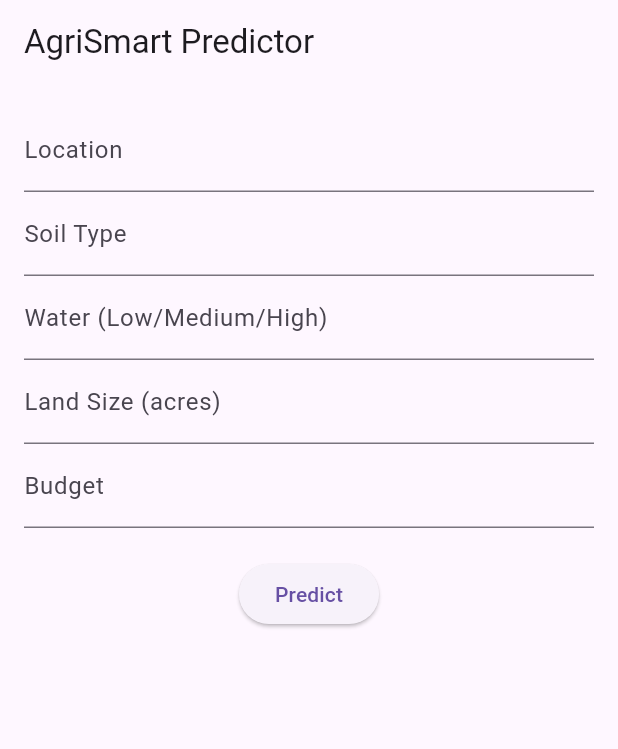
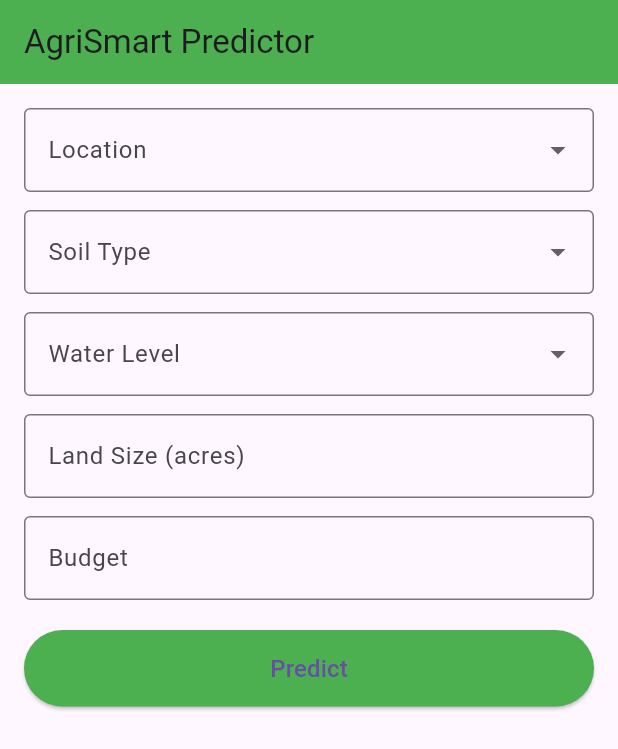
Before and after one commit to vinayhs-7865/AgriSmart-Backend, a Flutter app: the screen it shows after launch, on a phone screen of 412 x 824 dp. Shown: the top 749 px of the screen. Run offline on Flutter 3.47's test engine with Material 3 defaults, Android fonts, the phone set to English and light mode, and no system bars.

Commit message:
Production update: validation, CORS, safe prediction logic

```diff
--- a/agrismart_mobile/lib/main.dart
+++ b/agrismart_mobile/lib/main.dart
@@ -26,31 +26,77 @@ class PredictScreen extends StatefulWidget {
 }
 
 class _PredictScreenState extends State<PredictScreen> {
-  final locationController = TextEditingController();
-  final soilController = TextEditingController();
-  final waterController = TextEditingController();
   final landController = TextEditingController();
   final budgetController = TextEditingController();
+
+  String? selectedLocation;
+  String? selectedSoil;
+  String? selectedWater;
 
   Map<String, dynamic>? result;
   bool isLoading = false;
 
+  // ✅ 31 Karnataka Districts
+  final List<String> districts = [
+    "Bagalkot","Ballari","Belagavi","Bengaluru Rural","Bengaluru Urban",
+    "Bidar","Chamarajanagar","Chikkaballapur","Chikkamagaluru","Chitradurga",
+    "Dakshina Kannada","Davanagere","Dharwad","Gadag","Hassan",
+    "Haveri","Kalaburagi","Kodagu","Kolar","Koppal",
+    "Mandya","Mysuru","Raichur","Ramanagara","Shivamogga",
+    "Tumakuru","Udupi","Uttara Kannada","Vijayapura","Yadgir",
+    "Vijayanagara"
+  ];
+
+  final List<String> soilTypes = [
+    "Red Soil",
+    "Black Soil",
+    "Coastal Alluvial Soil"
+  ];
+
+  final List<String> waterLevels = [
+    "Low",
+    "Moderate",
+    "High"
+  ];
+
   Future<void> predict() async {
+    if (selectedLocation == null ||
+        selectedSoil == null ||
+        selectedWater == null ||
+        landController.text.isEmpty ||
+        budgetController.text.isEmpty) {
+      ScaffoldMessenger.of(context).showSnackBar(
+        const SnackBar(content: Text("Please fill all fields")),
+      );
+      return;
+    }
+
     setState(() {
       isLoading = true;
       result = null;
     });
+
+    final land = double.tryParse(landController.text);
+    final budget = double.tryParse(budgetController.text);
+
+    if (land == null || budget == null) {
+      ScaffoldMessenger.of(context).showSnackBar(
+        const SnackBar(content: Text("Enter valid numeric values")),
+      );
+      setState(() => isLoading = false);
+      return;
+    }
 
     final url = Uri.parse(
       "https://agrismart-backend-pmdp.onrender.com/predict",
     );
 
     final requestData = {
-      "location": locationController.text,
-      "soil_type": soilController.text,
-      "water": waterController.text,
-      "land_size": double.parse(landController.text),
-      "budget": double.parse(budgetController.text),
+      "location": selectedLocation,
+      "soil_type": selectedSoil,
+      "water": selectedWater,
+      "land_size": land,
+      "budget": budget,
     };
 
     try {
@@ -86,56 +132,64 @@ class _PredictScreenState extends State<PredictScreen> {
     if (result == null) return const SizedBox();
 
     if (result!.containsKey("error")) {
-      return Text(
-        result!["error"],
-        style: const TextStyle(color: Colors.red, fontSize: 16),
+      return Padding(
+        padding: const EdgeInsets.only(top: 20),
+        child: Text(
+          result!["error"],
+          style: const TextStyle(color: Colors.red, fontSize: 16),
+        ),
+      );
+    }
+
+    if (result!.containsKey("message")) {
+      return Padding(
+        padding: const EdgeInsets.only(top: 20),
+        child: Text(
+          result!["message"],
+          style: const TextStyle(color: Colors.orange, fontSize: 16),
+        ),
       );
     }
 
     return Card(
-      elevation: 4,
+      elevation: 6,
       margin: const EdgeInsets.only(top: 20),
+      shape: RoundedRectangleBorder(
+        borderRadius: BorderRadius.circular(16),
+      ),
       child: Padding(
         padding: const EdgeInsets.all(16),
         child: Column(
           crossAxisAlignment: CrossAxisAlignment.start,
           children: [
             const Text(
-              "Prediction Result",
+              "🌾 Prediction Result",
               style: TextStyle(fontSize: 18, fontWeight: FontWeight.bold),
             ),
-            const SizedBox(height: 10),
+            const SizedBox(height: 12),
 
+            Text("Crop: ${result!["prediction"]["recommended_crop"]}"),
+            Text("Category: ${result!["prediction"]["predicted_category"]}"),
+            Text("Suitability: ${result!["prediction"]["suitability_percent"]}%"),
+
+            const Divider(height: 25),
+
+            Text("Price/Quintal: ₹${result!["financial_analysis"]["price_per_quintal"]}"),
+            Text("Yield/Acre: ${result!["financial_analysis"]["yield_per_acre_quintals"]} quintals"),
+            Text("Total Yield: ${result!["financial_analysis"]["total_yield_quintals"]} quintals"),
+
+            const Divider(height: 25),
+
+            Text("Total Cost: ₹${result!["financial_analysis"]["total_cost"]}"),
+            Text("Expected Revenue: ₹${result!["financial_analysis"]["expected_revenue"]}"),
+
+            const SizedBox(height: 6),
             Text(
-              "🌾 Recommended Crop: ${result!["prediction"]["recommended_crop"]}",
-            ),
-            Text("📂 Category: ${result!["prediction"]["predicted_category"]}"),
-            Text(
-              "📊 Suitability: ${result!["prediction"]["suitability_percent"]}%",
-            ),
-            const Divider(),
-
-            Text(
-              "💰 Price/Quintal: ₹${result!["financial_analysis"]["predicted_price_per_quintal"]}",
-            ),
-            Text(
-              "📦 Yield/Acre: ${result!["financial_analysis"]["yield_per_acre_quintals"]} quintals",
-            ),
-            Text(
-              "📦 Total Yield: ${result!["financial_analysis"]["total_yield_quintals"]} quintals",
-            ),
-            const Divider(),
-
-            Text(
-              "💵 Total Cost: ₹${result!["financial_analysis"]["total_cost"]}",
-            ),
-            Text("💵 Revenue: ₹${result!["financial_analysis"]["revenue"]}"),
-            Text(
-              "📈 Profit: ₹${result!["financial_analysis"]["profit"]}",
+              "Net Profit: ₹${result!["financial_analysis"]["net_profit"]}",
               style: const TextStyle(fontWeight: FontWeight.bold),
             ),
             Text(
-              "📊 ROI: ${result!["financial_analysis"]["roi_percent"]}%",
+              "ROI: ${result!["financial_analysis"]["roi_percent"]}%",
               style: const TextStyle(fontWeight: FontWeight.bold),
             ),
           ],
@@ -144,45 +198,94 @@ class _PredictScreenState extends State<PredictScreen> {
     );
   }
 
+  Widget buildDropdown(
+      String label,
+      String? value,
+      List<String> items,
+      Function(String?) onChanged) {
+    return Padding(
+      padding: const EdgeInsets.only(bottom: 12),
+      child: DropdownButtonFormField<String>(
+        value: value,
+        decoration: InputDecoration(
+          labelText: label,
+          border: const OutlineInputBorder(),
+        ),
+        items: items
+            .map((item) =>
+                DropdownMenuItem(value: item, child: Text(item)))
+            .toList(),
+        onChanged: onChanged,
+      ),
+    );
+  }
+
   @override
   Widget build(BuildContext context) {
     return Scaffold(
-      appBar: AppBar(title: const Text("AgriSmart Predictor")),
+      appBar: AppBar(
+        title: const Text("AgriSmart Predictor"),
+        backgroundColor: Colors.green,
+      ),
       body: SingleChildScrollView(
         padding: const EdgeInsets.all(16),
         child: Column(
           children: [
+            buildDropdown("Location", selectedLocation, districts,
+                (val) => setState(() => selectedLocation = val)),
+
+            buildDropdown("Soil Type", selectedSoil, soilTypes,
+                (val) => setState(() => selectedSoil = val)),
+
+            buildDropdown("Water Level", selectedWater, waterLevels,
+                (val) => setState(() => selectedWater = val)),
+
             TextField(
-              controller: locationController,
-              decoration: const InputDecoration(labelText: "Location"),
+              controller: landController,
+              decoration: const InputDecoration(
+                labelText: "Land Size (acres)",
+                border: OutlineInputBorder(),
+              ),
+              keyboardType: TextInputType.number,
             ),
+
+            const SizedBox(height: 12),
+
             TextField(
-              controller: soilController,
-              decoration: const InputDecoration(labelText: "Soil Type"),
+              controller: budgetController,
+              decoration: const InputDecoration(
+                labelText: "Budget",
+                border: OutlineInputBorder(),
+              ),
+              keyboardType: TextInputType.number,
             ),
-            TextField(
-              controller: waterController,
-              decoration: const InputDecoration(
-                labelText: "Water (Low/Medium/High)",
+
+            const SizedBox(height: 20),
+
+            SizedBox(
+              width: double.infinity,
+              child: ElevatedButton(
+                style: ElevatedButton.styleFrom(
+                  backgroundColor: Colors.green,
+                  padding: const EdgeInsets.symmetric(vertical: 14),
+                ),
+                onPressed: isLoading ? null : predict,
+                child: isLoading
+                    ? const SizedBox(
+                        height: 20,
+                        width: 20,
+                        child: CircularProgressIndicator(
+                          strokeWidth: 2,
+                          color: Colors.white,
+                        ),
+                      )
+                    : const Text(
+                        "Predict",
+                        style: TextStyle(fontSize: 16),
+                      ),
               ),
             ),
-            TextField(
-              controller: landController,
-              decoration: const InputDecoration(labelText: "Land Size (acres)"),
-              keyboardType: TextInputType.number,
-            ),
-            TextField(
-              controller: budgetController,
-              decoration: const InputDecoration(labelText: "Budget"),
-              keyboardType: TextInputType.number,
-            ),
-            const SizedBox(height: 20),
-            ElevatedButton(
-              onPressed: isLoading ? null : predict,
-              child: isLoading
-                  ? const CircularProgressIndicator(color: Colors.white)
-                  : const Text("Predict"),
-            ),
+
             buildResult(),
           ],
         ),
```
Also changed, not shown: agrismart_mobile/lib/models/prediction_model.dart (+116 -8 lines), agrismart_mobile/lib/prediction_result_widget.dart (+29 -24 lines), 1 other file.
